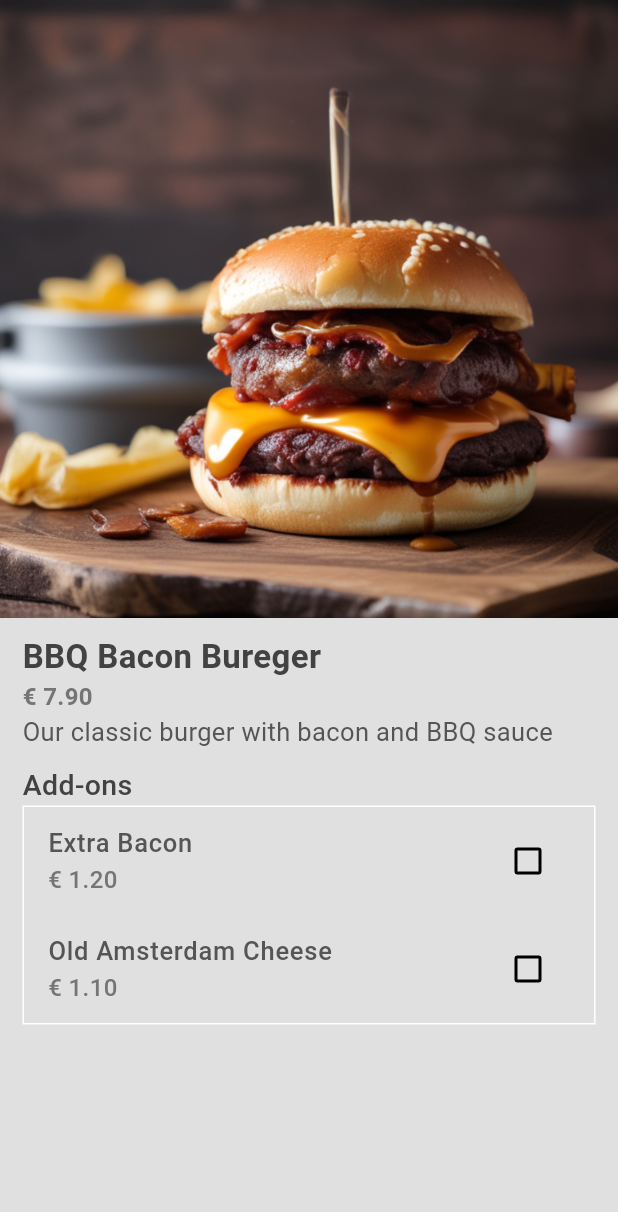
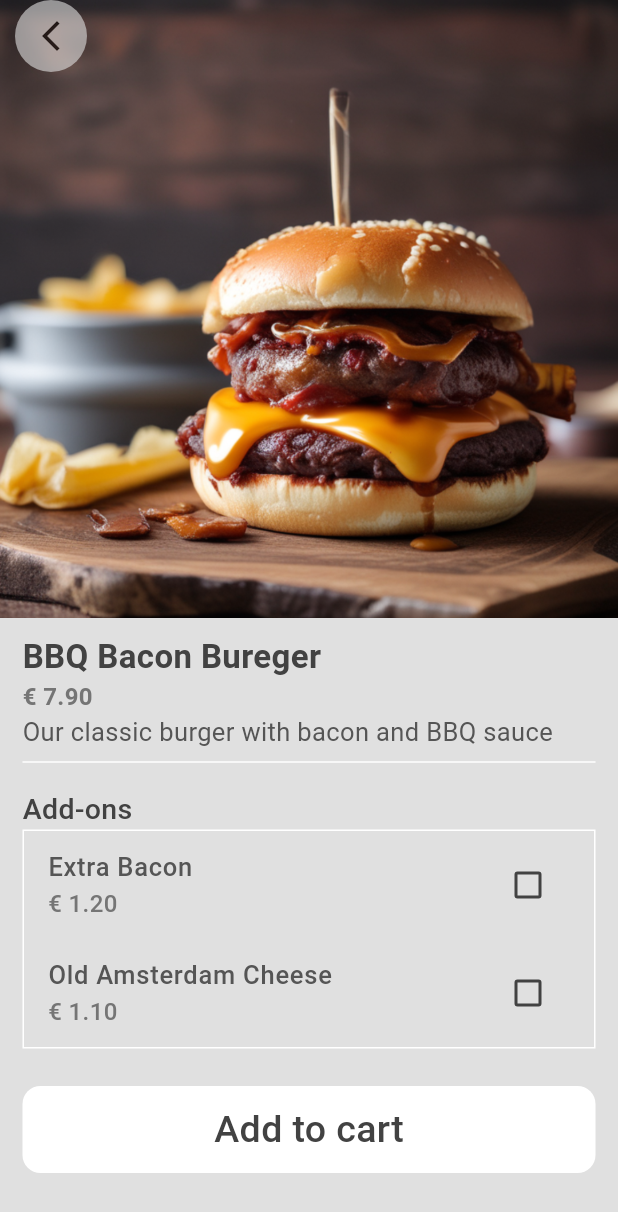
Before and after one commit to GrigoriSaki/food_del_app, a Flutter app: the FoodPage screen opened directly with sample values from the repository, on a phone screen of 412 x 824 dp. Shown: the top 1212 px of the screen. Run offline on Flutter 3.47's test engine with Material 3 defaults, Android fonts, the phone set to English and light mode, and no system bars.

Commit message:
poprawiono karte z produktem

```diff
--- a/lib/components/my_food_tile.dart
+++ b/lib/components/my_food_tile.dart
@@ -30,7 +30,7 @@ class MyFoodTile extends StatelessWidget {
                           color: Theme.of(context).colorScheme.inversePrimary),
                     ),
                     Text(
-                      "€ " + food.price.toString(),
+                      "€ " + food.price.toStringAsFixed(2),
                       style: TextStyle(
                           fontSize: 16,
                           fontWeight: FontWeight.w500,
--- a/lib/pages/food_page.dart
+++ b/lib/pages/food_page.dart
@@ -1,10 +1,16 @@
 import 'package:flutter/material.dart';
+import 'package:food_app/components/my_button.dart';
 import 'package:food_app/models/food.dart';
 
 class FoodPage extends StatefulWidget {
   final Food food;
-  const FoodPage({super.key, required this.food});
-
+  final Map<Addon, bool> selectedAddons = {};
+  FoodPage({super.key, required this.food}) {
+    //initialize the selected addons map to false
+    for (Addon addon in food.addons) {
+      selectedAddons[addon] = false;
+    }
+  }
   @override
   State<FoodPage> createState() => _FoodPageState();
 }
@@ -12,64 +18,64 @@ class FoodPage extends StatefulWidget {
 class _FoodPageState extends State<FoodPage> {
   @override
   Widget build(BuildContext context) {
-    return Scaffold(
-      body: Column(
+    return Stack(children: [
+      Scaffold(
+        body: SingleChildScrollView(
+          child: Column(
             crossAxisAlignment: CrossAxisAlignment.start,
             children: [
               Image.asset(widget.food.imagePath),
               //name
 
+              Padding(
+                padding: const EdgeInsets.symmetric(horizontal: 15.0),
+                child: Column(
+                  crossAxisAlignment: CrossAxisAlignment.start,
+                  children: [
                     SizedBox(
                       height: 10,
                     ),
 
-          Padding(
-            padding: const EdgeInsets.symmetric(horizontal: 15.0),
-            child: Text(
+                    Text(
                       widget.food.name,
                       style: TextStyle(
                           fontSize: 22,
                           color: Theme.of(context).colorScheme.inversePrimary,
                           fontWeight: FontWeight.w600),
                     ),
-          ),
 
-          Padding(
-            padding: const EdgeInsets.symmetric(horizontal: 15.0),
-            child: Text("€ " + widget.food.price.toString() + "0",
+                    Text("€ " + widget.food.price.toStringAsFixed(2),
                         style: TextStyle(
                             color: Theme.of(context).colorScheme.primary,
                             fontWeight: FontWeight.w600,
                             fontSize: 16)),
+
+                    //description
+
+                    Text(
+                      widget.food.description,
+                      style: TextStyle(
+                          fontSize: 17,
+                          color: Theme.of(context).colorScheme.secondary),
                     ),
 
-          //description
-          Padding(
-            padding: const EdgeInsets.symmetric(horizontal: 15.0),
-            child: Text(
-              widget.food.description,
-              style: TextStyle(
-                  fontSize: 17, color: Theme.of(context).colorScheme.secondary),
-            ),
+                    Divider(
+                      color: Theme.of(context).colorScheme.tertiary,
                     ),
                     SizedBox(
                       height: 10,
                     ),
 
                     //addons
-          Padding(
-            padding: const EdgeInsets.symmetric(horizontal: 15.0),
-            child: Text(
+                    Text(
                       "Add-ons",
                       style: TextStyle(
                           fontSize: 19,
                           color: Theme.of(context).colorScheme.inversePrimary,
                           fontWeight: FontWeight.w500),
                     ),
-          ),
-          Padding(
-            padding: const EdgeInsets.symmetric(horizontal: 15.0),
-            child: Container(
+
+                    Container(
                       decoration: BoxDecoration(
                           border: Border.all(
                               color: Theme.of(context).colorScheme.tertiary)),
@@ -80,31 +86,68 @@ class _FoodPageState extends State<FoodPage> {
                         itemBuilder: (context, index) {
                           Addon addon = widget.food.addons[index];
                           return CheckboxListTile(
+                              side: BorderSide(
+                                  width: 2,
+                                  color: Theme.of(context)
+                                      .colorScheme
+                                      .inversePrimary),
                               title: Text(
                                 addon.name,
                                 style: TextStyle(
                                     fontSize: 17,
-                            color: Theme.of(context).colorScheme.secondary,
+                                    color:
+                                        Theme.of(context).colorScheme.secondary,
                                     fontWeight: FontWeight.w500),
                               ),
                               subtitle: Text(
-                        "€ " + addon.price.toString() + "0",
+                                "€ " + addon.price.toStringAsFixed(2),
                                 style: TextStyle(
                                     fontSize: 16,
-                            color: Theme.of(context).colorScheme.primary,
+                                    color:
+                                        Theme.of(context).colorScheme.primary,
                                     fontWeight: FontWeight.w500),
                               ),
-                      value: false,
-                      onChanged: (value) {});
+                              value: widget.selectedAddons[addon],
+                              onChanged: (bool? value) {
+                                setState(() {
+                                  widget.selectedAddons[addon] = value!;
+                                });
+                              });
                         },
                         itemCount: widget.food.addons.length,
                       ),
                     ),
-          )
-
+                    SizedBox(
+                      height: 25,
+                    ),
                     //add to cart button
+                    MyButton(onTap: () {}, buttonText: "Add to cart"),
+                    SizedBox(
+                      height: 25,
+                    ),
                   ],
                 ),
-    );
+              ),
+            ],
+          ),
+        ),
+      ),
+
+      //Back button
+      Opacity(
+        opacity: 0.6,
+        child: SafeArea(
+          child: Container(
+            margin: EdgeInsets.only(left: 10),
+            decoration: BoxDecoration(
+                color: Theme.of(context).colorScheme.surface,
+                shape: BoxShape.circle),
+            child: IconButton(
+                onPressed: () => Navigator.pop(context),
+                icon: Icon(Icons.arrow_back_ios_new)),
+          ),
+        ),
+      )
+    ]);
   }
 }
```
Lines whose indentation alone changed are shown as unchanged.
